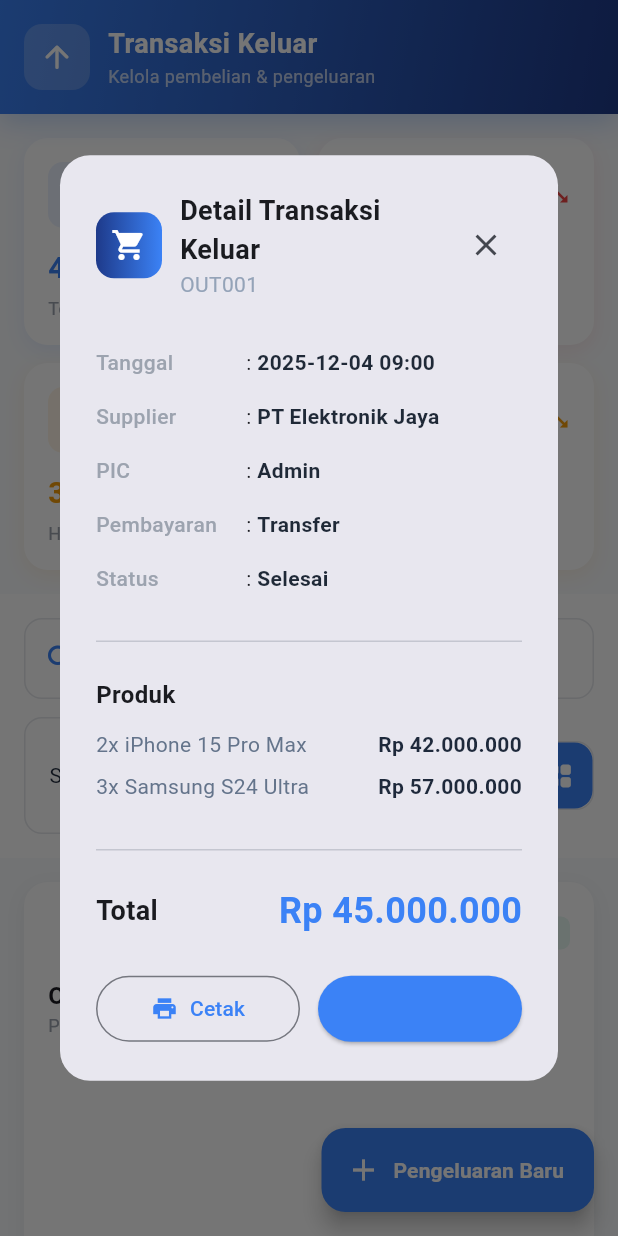
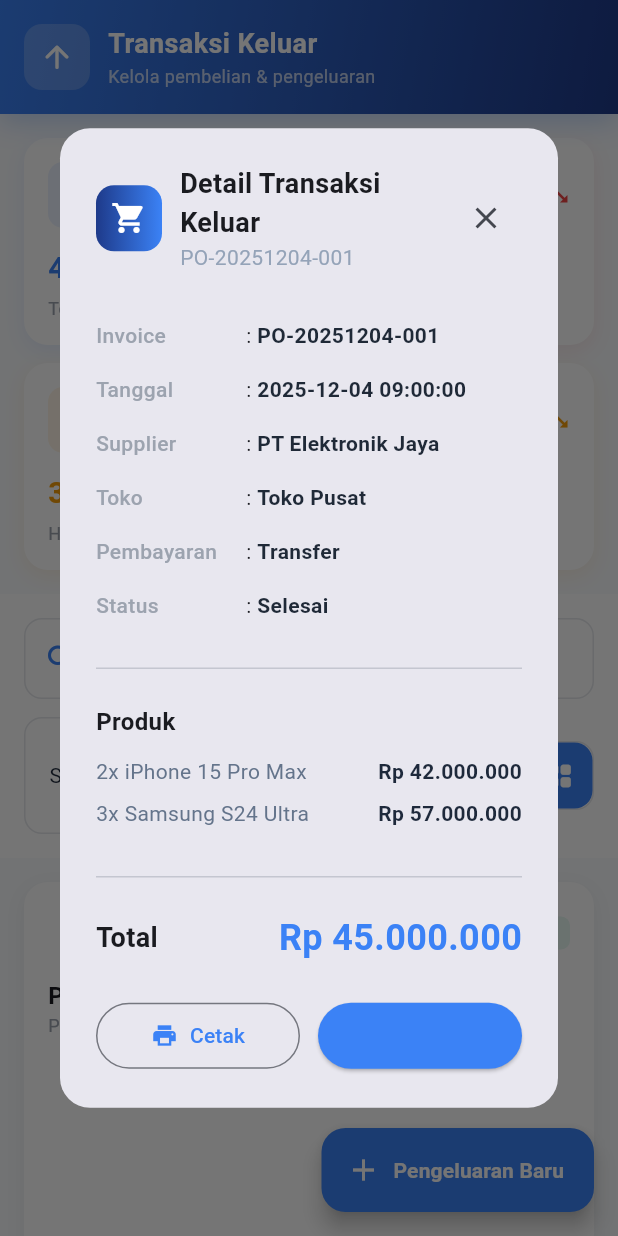
Before and after one commit to allzndd/mobile-posphone, a Flutter app: the TransaksiKeluarScreen screen opened directly, after a tap on the "grid view" icon, after a tap on "Selesai", on a phone screen of 412 x 824 dp. Run offline on Flutter 3.47's test engine with Material 3 defaults, Android fonts, the phone set to English and light mode, and no system bars; our stand-ins replace fl_chart, image_picker, shared_preferences; accounts and stored records are empty; network calls fail; Roboto replaces fonts that are missing (SF Pro Display).

Commit message:
Update transaksikeluar_screen.dart

```diff
--- a/lib/transaksi/screens/transaksikeluar_screen.dart
+++ b/lib/transaksi/screens/transaksikeluar_screen.dart
@@ -30,60 +30,137 @@
     'Semua',
   ];
 
-  // Sample data
+  // Sample transaction data - Structure matched with web-posphone
+  // pos_transaksi table with is_transaksi_masuk = 0 (outgoing/purchases from supplier)
+  // Fields: id, owner_id, pos_toko_id, pos_supplier_id, is_transaksi_masuk (0=outgoing),
+  // invoice, total_harga, keterangan, status, metode_pembayaran
   final List<Map<String, dynamic>> _transactions = [
     {
-      'id': 'OUT001',
-      'date': '2025-12-04 09:00',
-      'supplier': 'PT Elektronik Jaya',
-      'items': 5,
-      'total': 45000000,
-      'payment': 'Transfer',
+      'id': 1,
+      'owner_id': 1,
+      'pos_toko_id': 1,
+      'pos_supplier_id': 1,
+      'is_transaksi_masuk': 0, // Outgoing/Purchase
+      'invoice': 'PO-20251204-001',
+      'total_harga': 45000000,
+      'keterangan': 'Pembelian stok iPhone dan Samsung',
       'status': 'Selesai',
-      'pic': 'Admin',
-      'products': [
-        {'name': 'iPhone 15 Pro Max', 'qty': 2, 'price': 21000000},
-        {'name': 'Samsung S24 Ultra', 'qty': 3, 'price': 19000000},
+      'metode_pembayaran': 'Transfer',
+      'created_at': '2025-12-04 09:00:00',
+      'supplier_name': 'PT Elektronik Jaya', // From relationship
+      'toko_name': 'Toko Pusat', // From relationship
+      'items': [
+        {
+          'id': 1,
+          'pos_transaksi_id': 1,
+          'pos_produk_id': 1,
+          'quantity': 2,
+          'harga_satuan': 21000000,
+          'subtotal': 42000000,
+          'diskon': 0,
+          'produk_nama': 'iPhone 15 Pro Max',
+        },
+        {
+          'id': 2,
+          'pos_transaksi_id': 1,
+          'pos_produk_id': 5,
+          'quantity': 3,
+          'harga_satuan': 19000000,
+          'subtotal': 57000000,
+          'diskon': 0,
+          'produk_nama': 'Samsung S24 Ultra',
+        },
       ],
     },
     {
-      'id': 'OUT002',
-      'date': '2025-12-04 10:30',
-      'supplier': 'CV Aksesoris Handphone',
-      'items': 50,
-      'total': 5500000,
-      'payment': 'Tunai',
+      'id': 2,
+      'owner_id': 1,
+      'pos_toko_id': 1,
+      'pos_supplier_id': 2,
+      'is_transaksi_masuk': 0,
+      'invoice': 'PO-20251204-002',
+      'total_harga': 5500000,
+      'keterangan': 'Pembelian aksesoris bulk',
       'status': 'Selesai',
-      'pic': 'Admin',
-      'products': [
-        {'name': 'Case Universal', 'qty': 30, 'price': 150000},
-        {'name': 'Screen Protector', 'qty': 20, 'price': 100000},
+      'metode_pembayaran': 'Tunai',
+      'created_at': '2025-12-04 10:30:00',
+      'supplier_name': 'CV Aksesoris Handphone',
+      'toko_name': 'Toko Pusat',
+      'items': [
+        {
+          'id': 3,
+          'pos_transaksi_id': 2,
+          'pos_produk_id': 6,
+          'quantity': 30,
+          'harga_satuan': 150000,
+          'subtotal': 4500000,
+          'diskon': 0,
+          'produk_nama': 'Case Universal',
+        },
+        {
+          'id': 4,
+          'pos_transaksi_id': 2,
+          'pos_produk_id': 7,
+          'quantity': 20,
+          'harga_satuan': 100000,
+          'subtotal': 2000000,
+          'diskon': 0,
+          'produk_nama': 'Screen Protector',
+        },
       ],
     },
     {
-      'id': 'OUT003',
-      'date': '2025-12-04 14:00',
-      'supplier': 'UD Audio Premium',
-      'items': 10,
-      'total': 35000000,
-      'payment': 'Transfer',
+      'id': 3,
+      'owner_id': 1,
+      'pos_toko_id': 1,
+      'pos_supplier_id': 3,
+      'is_transaksi_masuk': 0,
+      'invoice': 'PO-20251204-003',
+      'total_harga': 35000000,
+      'keterangan': 'Order AirPods untuk stok',
       'status': 'Pending',
-      'pic': 'Manager',
-      'products': [
-        {'name': 'AirPods Pro 2nd Gen', 'qty': 10, 'price': 3500000},
+      'metode_pembayaran': 'Transfer',
+      'created_at': '2025-12-04 14:00:00',
+      'supplier_name': 'UD Audio Premium',
+      'toko_name': 'Toko Pusat',
+      'items': [
+        {
+          'id': 5,
+          'pos_transaksi_id': 3,
+          'pos_produk_id': 3,
+          'quantity': 10,
+          'harga_satuan': 3500000,
+          'subtotal': 35000000,
+          'diskon': 0,
+          'produk_nama': 'AirPods Pro 2nd Gen',
+        },
       ],
     },
     {
-      'id': 'OUT004',
-      'date': '2025-12-03 11:00',
-      'supplier': 'PT Charger Solution',
-      'items': 20,
-      'total': 8000000,
-      'payment': 'Transfer',
+      'id': 4,
+      'owner_id': 1,
+      'pos_toko_id': 1,
+      'pos_supplier_id': 4,
+      'is_transaksi_masuk': 0,
+      'invoice': 'PO-20251203-001',
+      'total_harga': 8000000,
+      'keterangan': 'Order charger fast charging',
       'status': 'Dibatalkan',
-      'pic': 'Admin',
-      'products': [
-        {'name': 'Fast Charger 65W', 'qty': 20, 'price': 400000},
+      'metode_pembayaran': 'Transfer',
+      'created_at': '2025-12-03 11:00:00',
+      'supplier_name': 'PT Charger Solution',
+      'toko_name': 'Toko Pusat',
+      'items': [
+        {
+          'id': 6,
+          'pos_transaksi_id': 4,
+          'pos_produk_id': 8,
+          'quantity': 20,
+          'harga_satuan': 400000,
+          'subtotal': 8000000,
+          'diskon': 0,
+          'produk_nama': 'Fast Charger 65W',
+        },
       ],
     },
   ];
@@ -91,10 +168,10 @@
   List<Map<String, dynamic>> get _filteredTransactions {
     return _transactions.where((trx) {
       final matchesSearch =
-          trx['supplier'].toString().toLowerCase().contains(
+          trx['supplier_name'].toString().toLowerCase().contains(
             _searchQuery.toLowerCase(),
           ) ||
-          trx['id'].toString().toLowerCase().contains(
+          trx['invoice'].toString().toLowerCase().contains(
             _searchQuery.toLowerCase(),
           );
       final matchesStatus =
@@ -232,10 +309,10 @@
     final totalTransaksi = _transactions.length;
     final totalPengeluaran = _transactions
         .where((t) => t['status'] == 'Selesai')
-        .fold<int>(0, (sum, t) => sum + (t['total'] as int));
+        .fold<int>(0, (sum, t) => sum + (t['total_harga'] as int));
     final transaksiHariIni =
         _transactions
-            .where((t) => t['date'].toString().startsWith('2025-12-04'))
+            .where((t) => t['created_at'].toString().startsWith('2025-12-04'))
             .length;
     final pending = _transactions.where((t) => t['status'] == 'Pending').length;
 
@@ -675,14 +752,14 @@
                               crossAxisAlignment: CrossAxisAlignment.start,
                               children: [
                                 Text(
-                                  trx['id'],
+                                  trx['invoice'],
                                   style: const TextStyle(
                                     fontWeight: FontWeight.bold,
                                     fontSize: 16,
                                   ),
                                 ),
                                 Text(
-                                  trx['date'],
+                                  trx['created_at'],
                                   style: TextStyle(
                                     fontSize: 12,
                                     color: AppTheme.textTertiary,
@@ -723,14 +800,14 @@
                       child: _buildInfoItem(
                         Icons.business,
                         'Supplier',
-                        trx['supplier'],
+                        trx['supplier_name'],
                       ),
                     ),
                     Expanded(
                       child: _buildInfoItem(
                         Icons.inventory_2_outlined,
                         'Items',
-                        '${trx['items']} produk',
+                        '${trx['items'].length} produk',
                       ),
                     ),
                   ],
@@ -742,14 +819,14 @@
                       child: _buildInfoItem(
                         Icons.payment,
                         'Pembayaran',
-                        trx['payment'],
+                        trx['metode_pembayaran'],
                       ),
                     ),
                     Expanded(
                       child: _buildInfoItem(
-                        Icons.person_outline,
-                        'PIC',
-                        trx['pic'],
+                        Icons.store_outlined,
+                        'Toko',
+                        trx['toko_name'],
                       ),
                     ),
                   ],
@@ -768,7 +845,7 @@
                       ),
                     ),
                     Text(
-                      'Rp ${_formatPrice(trx['total'])}',
+                      'Rp ${_formatPrice(trx['total_harga'])}',
                       style: TextStyle(
                         fontSize: 20,
                         fontWeight: FontWeight.bold,
@@ -848,14 +925,14 @@
                 ),
                 const SizedBox(height: 12),
                 Text(
-                  trx['id'],
+                  trx['invoice'],
                   style: const TextStyle(
                     fontWeight: FontWeight.bold,
                     fontSize: 16,
                   ),
                 ),
                 Text(
-                  trx['supplier'],
+                  trx['supplier_name'],
                   style: TextStyle(
                     fontSize: 12,
                     color: themeProvider.textTertiary,
@@ -865,7 +942,7 @@
                 ),
                 const Spacer(),
                 Text(
-                  '${trx['items']} produk • ${trx['payment']}',
+                  '${trx['items'].length} produk • ${trx['metode_pembayaran']}',
                   style: TextStyle(
                     fontSize: 11,
                     color: themeProvider.textSecondary,
@@ -885,7 +962,7 @@
                       ),
                     ),
                     Text(
-                      'Rp ${_formatPrice(trx['total'])}',
+                      'Rp ${_formatPrice(trx['total_harga'])}',
                       style: TextStyle(
                         fontSize: 14,
                         fontWeight: FontWeight.bold,
@@ -1019,7 +1096,7 @@
                                 ),
                               ),
                               Text(
-                                trx['id'],
+                                trx['invoice'],
                                 style: TextStyle(
                                   fontSize: 14,
                                   color: AppTheme.textTertiary,
@@ -1035,10 +1112,11 @@
                       ],
                     ),
                     const SizedBox(height: 24),
-                    _buildDetailRow('Tanggal', trx['date']),
-                    _buildDetailRow('Supplier', trx['supplier']),
-                    _buildDetailRow('PIC', trx['pic']),
-                    _buildDetailRow('Pembayaran', trx['payment']),
+                    _buildDetailRow('Invoice', trx['invoice']),
+                    _buildDetailRow('Tanggal', trx['created_at']),
+                    _buildDetailRow('Supplier', trx['supplier_name']),
+                    _buildDetailRow('Toko', trx['toko_name']),
+                    _buildDetailRow('Pembayaran', trx['metode_pembayaran']),
                     _buildDetailRow('Status', trx['status']),
                     const SizedBox(height: 16),
                     const Divider(),
@@ -1051,19 +1129,19 @@
                       ),
                     ),
                     const SizedBox(height: 12),
-                    ...(trx['products'] as List).map((product) {
+                    ...(trx['items'] as List).map((item) {
                       return Padding(
                         padding: const EdgeInsets.only(bottom: 8),
                         child: Row(
                           children: [
                             Expanded(
                               child: Text(
-                                '${product['qty']}x ${product['name']}',
+                                '${item['quantity']}x ${item['produk_nama']}',
                                 style: TextStyle(color: AppTheme.textSecondary),
                               ),
                             ),
                             Text(
-                              'Rp ${_formatPrice(product['price'] * product['qty'])}',
+                              'Rp ${_formatPrice(item['subtotal'])}',
                               style: TextStyle(
                                 fontWeight: FontWeight.w600,
                                 color: AppTheme.textPrimary,
@@ -1087,7 +1165,7 @@
                           ),
                         ),
                         Text(
-                          'Rp ${_formatPrice(trx['total'])}',
+                          'Rp ${_formatPrice(trx['total_harga'])}',
                           style: TextStyle(
                             fontSize: 24,
                             fontWeight: FontWeight.bold,
```
